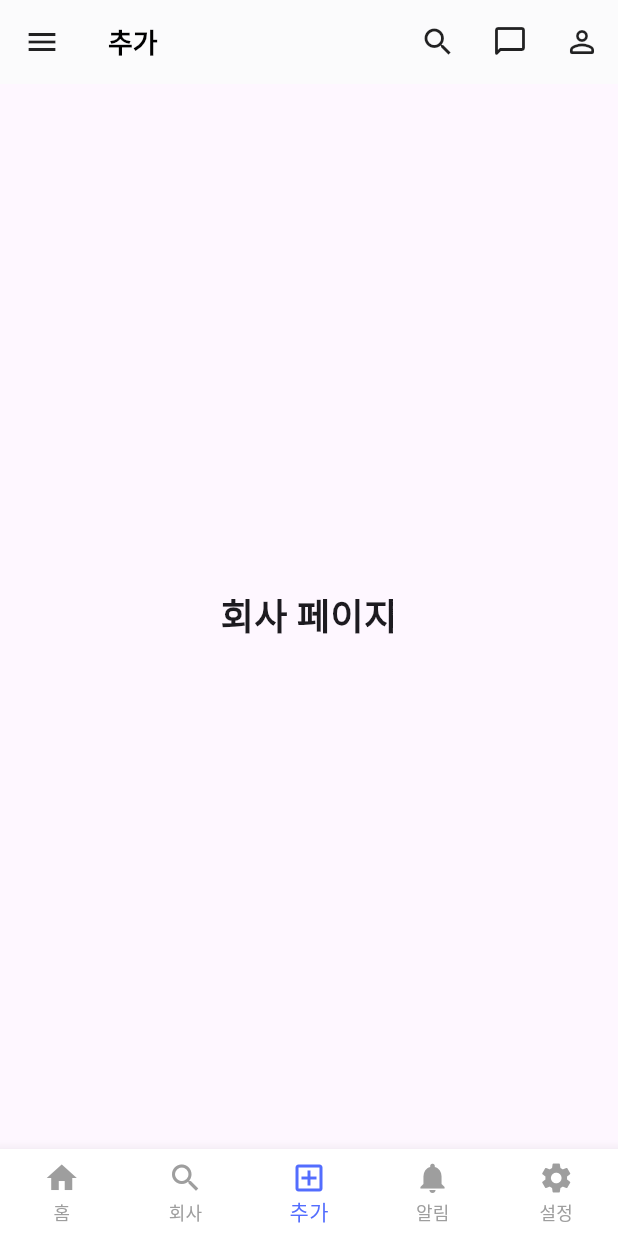
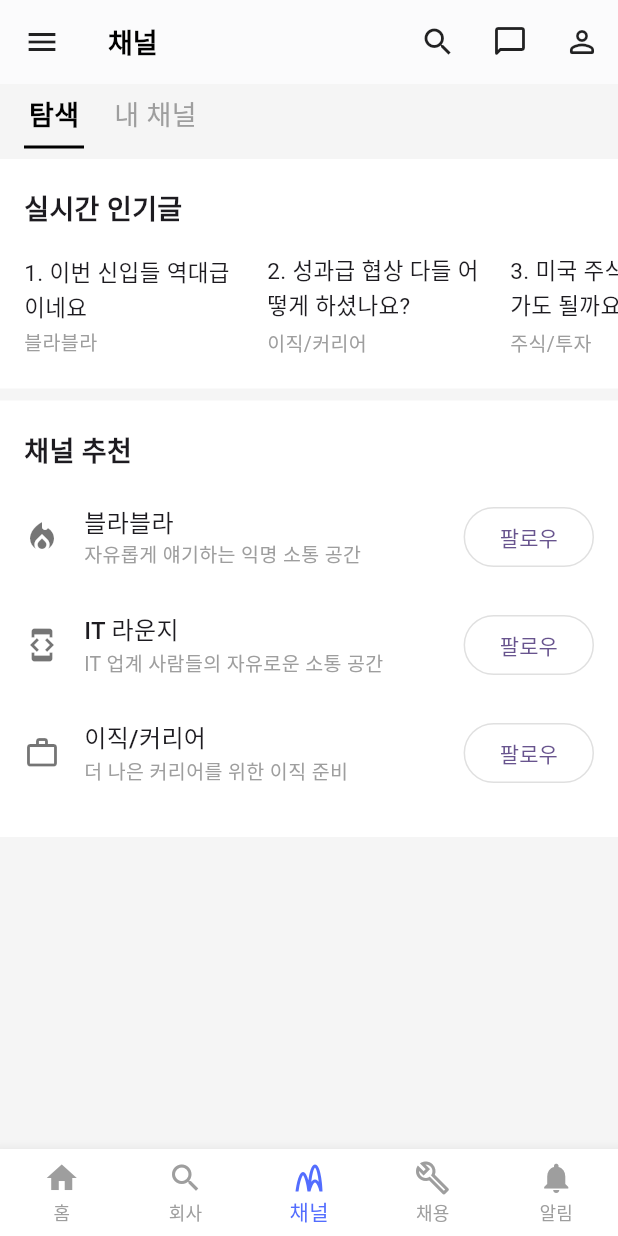
Before and after one commit to kumgold/blind-clone-flutter, a Flutter app: the screen it shows after launch, item 3 of the bottom bar chosen, on a phone screen of 412 x 824 dp. Run offline on Flutter 3.47's test engine with Material 3 defaults, Android fonts, the phone set to English and light mode, and no system bars; our stand-ins replace equatable, firebase_core, firebase_database, flutter_bloc, image_picker, timeago; accounts and stored records are empty.

Commit message:
📝 feature - screens
- channel
- recruit
- notification

```diff
--- a/lib/main.dart
+++ b/lib/main.dart
@@ -1,9 +1,12 @@
 import 'package:blind_clone_flutter/data/post_repository.dart';
 import 'package:blind_clone_flutter/share/drawer_scaffold.dart';
+import 'package:blind_clone_flutter/ui/channel/channel_screen.dart';
 import 'package:blind_clone_flutter/ui/company/company_bloc.dart';
 import 'package:blind_clone_flutter/ui/company/company_screen.dart';
 import 'package:blind_clone_flutter/ui/home/home_bloc.dart';
 import 'package:blind_clone_flutter/ui/home/home_screen.dart';
+import 'package:blind_clone_flutter/ui/notification/notification_screen.dart';
+import 'package:blind_clone_flutter/ui/recruit/recruit_screen.dart';
 import 'package:firebase_core/firebase_core.dart';
 import 'package:flutter/material.dart';
 import 'package:flutter_bloc/flutter_bloc.dart';
@@ -45,7 +48,7 @@ class _MainPageState extends State<MainPage> {
   // 현재 선택된 탭의 인덱스를 저장할 변수
   int _selectedIndex = 0;
 
-  static final List<String> _titleList = ["홈", "검색", "추가", "알림", "설정"];
+  static final List<String> _titleList = ["홈", "검색", "채널", "채용", "알림"];
 
   // 각 탭에 해당하는 페이지 위젯들을 리스트로 정의
   static final List<Widget> _widgetOptions = <Widget>[
@@ -58,10 +61,9 @@ class _MainPageState extends State<MainPage> {
       create: (context) => CompanyBloc(),
       child: const CompanyScreen(),
     ),
-    PlaceholderPage(pageTitle: '회사'),
-    PlaceholderPage(pageTitle: '추가'),
-    PlaceholderPage(pageTitle: '알림'),
-    PlaceholderPage(pageTitle: '설정'),
+    const ChannelScreen(),
+    const RecruitScreen(),
+    const NotificationScreen(),
   ];
 
   // 탭이 선택되었을 때 호출될 함수
@@ -83,12 +85,12 @@ class _MainPageState extends State<MainPage> {
         items: const <BottomNavigationBarItem>[
           BottomNavigationBarItem(icon: Icon(Icons.home), label: '홈'),
           BottomNavigationBarItem(icon: Icon(Icons.search), label: '회사'),
+          BottomNavigationBarItem(icon: Icon(Icons.wifi_channel), label: '채널'),
           BottomNavigationBarItem(
-            icon: Icon(Icons.add_box_outlined),
-            label: '추가',
+            icon: Icon(Icons.build_outlined),
+            label: '채용',
           ),
           BottomNavigationBarItem(icon: Icon(Icons.notifications), label: '알림'),
-          BottomNavigationBarItem(icon: Icon(Icons.settings), label: '설정'),
         ],
         currentIndex: _selectedIndex, // 현재 활성화된 탭 인덱스
         selectedItemColor: Colors.indigoAccent,
--- /dev/null
+++ b/lib/ui/channel/channel_screen.dart
@@ -0,0 +1,359 @@
+import 'package:flutter/material.dart';
+
+// 실시간 인기글 데이터 모델
+class PopularPost {
+  final int rank;
+  final String title;
+  final String channelName;
+
+  PopularPost({
+    required this.rank,
+    required this.title,
+    required this.channelName,
+  });
+}
+
+// 채널 정보 데이터 모델
+class Channel {
+  final IconData icon;
+  final String name;
+  final String description;
+
+  Channel({required this.icon, required this.name, required this.description});
+}
+
+class ChannelScreen extends StatefulWidget {
+  const ChannelScreen({super.key});
+
+  @override
+  State<ChannelScreen> createState() => _ChannelScreenState();
+}
+
+class _ChannelScreenState extends State<ChannelScreen> {
+  int _selectedTabIndex = 0;
+
+  // '탐색' - 실시간 인기글 데이터
+  final List<PopularPost> _popularPosts = [
+    PopularPost(rank: 1, title: '이번 신입들 역대급이네요', channelName: '블라블라'),
+    PopularPost(rank: 2, title: '성과급 협상 다들 어떻게 하셨나요?', channelName: '이직/커리어'),
+    PopularPost(rank: 3, title: '미국 주식 지금 들어가도 될까요?', channelName: '주식/투자'),
+    PopularPost(rank: 4, title: '개발자 신입 로드맵 질문', channelName: 'IT 라운지'),
+  ];
+
+  // '탐색' - 채널 추천 데이터
+  final List<Channel> _recommendedChannels = [
+    Channel(
+      icon: Icons.local_fire_department,
+      name: '블라블라',
+      description: '자유롭게 얘기하는 익명 소통 공간',
+    ),
+    Channel(
+      icon: Icons.developer_mode,
+      name: 'IT 라운지',
+      description: 'IT 업계 사람들의 자유로운 소통 공간',
+    ),
+    Channel(
+      icon: Icons.work_outline,
+      name: '이직/커리어',
+      description: '더 나은 커리어를 위한 이직 준비',
+    ),
+  ];
+
+  // '내 채널' 데이터
+  final List<Channel> _myCompanyChannels = [
+    Channel(
+      icon: Icons.business_center,
+      name: '삼성전자',
+      description: '삼성전자 재직자들의 익명 커뮤니티',
+    ),
+  ];
+
+  // '팔로우 채널' 데이터
+  final List<Channel> _followedChannels = [
+    Channel(
+      icon: Icons.bar_chart,
+      name: '주식/투자',
+      description: '성공적인 투자를 위한 정보 공유',
+    ),
+    Channel(icon: Icons.memory, name: '반도체', description: '반도체 업계 종사자들의 소통 공간'),
+  ];
+
+  @override
+  Widget build(BuildContext context) {
+    return Container(
+      color: Colors.grey[100],
+      child: Column(
+        children: [
+          _buildCustomTabBar(),
+          Expanded(
+            child: IndexedStack(
+              index: _selectedTabIndex,
+              children: [_buildExplorePage(), _buildMyChannelsPage()],
+            ),
+          ),
+        ],
+      ),
+    );
+  }
+
+  // 커스텀 탭 바 위젯
+  Widget _buildCustomTabBar() {
+    return Container(
+      padding: const EdgeInsets.symmetric(horizontal: 16.0),
+      height: 50,
+      child: Row(
+        children: [
+          _buildTabItem('탐색', 0),
+          const SizedBox(width: 20),
+          _buildTabItem('내 채널', 1),
+        ],
+      ),
+    );
+  }
+
+  // 탭 바의 각 아이템
+  Widget _buildTabItem(String title, int index) {
+    bool isSelected = _selectedTabIndex == index;
+    return GestureDetector(
+      onTap: () {
+        setState(() {
+          _selectedTabIndex = index;
+        });
+      },
+      child: Container(
+        color: Colors.transparent, // 탭 영역 확장을 위해
+        child: Column(
+          mainAxisAlignment: MainAxisAlignment.center,
+          children: [
+            Text(
+              title,
+              style: TextStyle(
+                fontSize: 18,
+                fontWeight: isSelected ? FontWeight.bold : FontWeight.normal,
+                color: isSelected ? Colors.black : Colors.grey,
+              ),
+            ),
+            const SizedBox(height: 8),
+            if (isSelected)
+              Container(height: 2, width: 40, color: Colors.black),
+          ],
+        ),
+      ),
+    );
+  }
+
+  // '탐색' 페이지 위젯
+  Widget _buildExplorePage() {
+    return SingleChildScrollView(
+      child: Container(
+        color: Colors.grey[100],
+        child: Column(
+          crossAxisAlignment: CrossAxisAlignment.start,
+          children: [
+            _buildPopularPostsSection(),
+            const SizedBox(height: 8),
+            _buildRecommendedChannelsSection(),
+          ],
+        ),
+      ),
+    );
+  }
+
+  // '탐색' - 실시간 인기글 섹션
+  Widget _buildPopularPostsSection() {
+    return Container(
+      padding: const EdgeInsets.symmetric(vertical: 20.0),
+      color: Colors.white,
+      child: Column(
+        crossAxisAlignment: CrossAxisAlignment.start,
+        children: [
+          const Padding(
+            padding: EdgeInsets.symmetric(horizontal: 16.0),
+            child: Text(
+              '실시간 인기글',
+              style: TextStyle(fontSize: 18, fontWeight: FontWeight.bold),
+            ),
+          ),
+          const SizedBox(height: 16),
+          SingleChildScrollView(
+            scrollDirection: Axis.horizontal,
+            padding: const EdgeInsets.symmetric(horizontal: 16.0),
+            child: Row(
+              children: _popularPosts
+                  .map((post) => _buildPopularPostTile(post))
+                  .toList(),
+            ),
+          ),
+        ],
+      ),
+    );
+  }
+
+  // '탐색' - 실시간 인기글 타일
+  Widget _buildPopularPostTile(PopularPost post) {
+    return Container(
+      width: 150,
+      margin: const EdgeInsets.only(right: 12.0),
+      child: Column(
+        crossAxisAlignment: CrossAxisAlignment.start,
+        children: [
+          Text(
+            '${post.rank}. ${post.title}',
+            style: const TextStyle(fontSize: 15),
+            maxLines: 2,
+            overflow: TextOverflow.ellipsis,
+          ),
+          const SizedBox(height: 4),
+          Text(
+            post.channelName,
+            style: const TextStyle(fontSize: 13, color: Colors.grey),
+          ),
+        ],
+      ),
+    );
+  }
+
+  // '탐색' - 채널 추천 섹션
+  Widget _buildRecommendedChannelsSection() {
+    return Container(
+      padding: const EdgeInsets.symmetric(vertical: 20.0),
+      color: Colors.white,
+      child: Column(
+        crossAxisAlignment: CrossAxisAlignment.start,
+        children: [
+          const Padding(
+            padding: EdgeInsets.symmetric(horizontal: 16.0),
+            child: Text(
+              '채널 추천',
+              style: TextStyle(fontSize: 18, fontWeight: FontWeight.bold),
+            ),
+          ),
+          const SizedBox(height: 8),
+          ListView.builder(
+            physics: const NeverScrollableScrollPhysics(),
+            shrinkWrap: true,
+            itemCount: _recommendedChannels.length,
+            itemBuilder: (context, index) {
+              return _buildRecommendedChannelTile(_recommendedChannels[index]);
+            },
+          ),
+        ],
+      ),
+    );
+  }
+
+  // '탐색' - 채널 추천 타일
+  Widget _buildRecommendedChannelTile(Channel channel) {
+    return Padding(
+      padding: const EdgeInsets.symmetric(horizontal: 16.0, vertical: 12.0),
+      child: Row(
+        children: [
+          Icon(channel.icon, color: Colors.black54),
+          const SizedBox(width: 16),
+          Expanded(
+            child: Column(
+              crossAxisAlignment: CrossAxisAlignment.start,
+              children: [
+                Text(
+                  channel.name,
+                  style: const TextStyle(
+                    fontSize: 16,
+                    fontWeight: FontWeight.w500,
+                  ),
+                ),
+                Text(
+                  channel.description,
+                  style: const TextStyle(color: Colors.grey, fontSize: 13),
+                ),
+              ],
+            ),
+          ),
+          OutlinedButton(
+            onPressed: () {},
+            child: const Text('팔로우'),
+            style: OutlinedButton.styleFrom(
+              side: BorderSide(color: Colors.grey.shade300),
+            ),
+          ),
+        ],
+      ),
+    );
+  }
+
+  // '내 채널' 페이지 위젯
+  Widget _buildMyChannelsPage() {
+    return SingleChildScrollView(
+      child: Container(
+        color: Colors.grey[100],
+        child: Column(
+          children: [
+            _buildChannelSection('내 채널', _myCompanyChannels),
+            const SizedBox(height: 8),
+            _buildChannelSection('팔로우 채널', _followedChannels),
+          ],
+        ),
+      ),
+    );
+  }
+
+  // '내 채널' 페이지의 공통 섹션 (내 채널, 팔로우 채널)
+  Widget _buildChannelSection(String title, List<Channel> channels) {
+    return Container(
+      color: Colors.white,
+      padding: const EdgeInsets.symmetric(vertical: 20.0),
+      child: Column(
+        crossAxisAlignment: CrossAxisAlignment.start,
+        children: [
+          Padding(
+            padding: const EdgeInsets.symmetric(horizontal: 16.0),
+            child: Text(
+              title,
+              style: const TextStyle(fontSize: 18, fontWeight: FontWeight.bold),
+            ),
+          ),
+          const SizedBox(height: 8),
+          ListView.builder(
+            physics: const NeverScrollableScrollPhysics(),
+            shrinkWrap: true,
+            itemCount: channels.length,
+            itemBuilder: (context, index) {
+              return _buildMyChannelTile(channels[index]);
+            },
+          ),
+        ],
+      ),
+    );
+  }
+
+  // '내 채널' 페이지의 채널 타일
+  Widget _buildMyChannelTile(Channel channel) {
+    return Padding(
+      padding: const EdgeInsets.symmetric(horizontal: 16.0, vertical: 12.0),
+      child: Row(
+        children: [
+          Icon(channel.icon, color: Colors.black54),
+          const SizedBox(width: 16),
+          Expanded(
+            child: Column(
+              crossAxisAlignment: CrossAxisAlignment.start,
+              children: [
+                Text(
+                  channel.name,
+                  style: const TextStyle(
+                    fontSize: 16,
+                    fontWeight: FontWeight.w500,
+                  ),
+                ),
+                Text(
+                  channel.description,
+                  style: const TextStyle(color: Colors.grey, fontSize: 13),
+                ),
+              ],
+            ),
+          ),
+          const Icon(Icons.arrow_forward_ios, color: Colors.grey, size: 16),
+        ],
+      ),
+    );
+  }
+}
```
Also changed, not shown: lib/ui/notification/notification_screen.dart (added, +153 -0 lines), lib/ui/recruit/recruit_screen.dart (added, +214 -0 lines).
